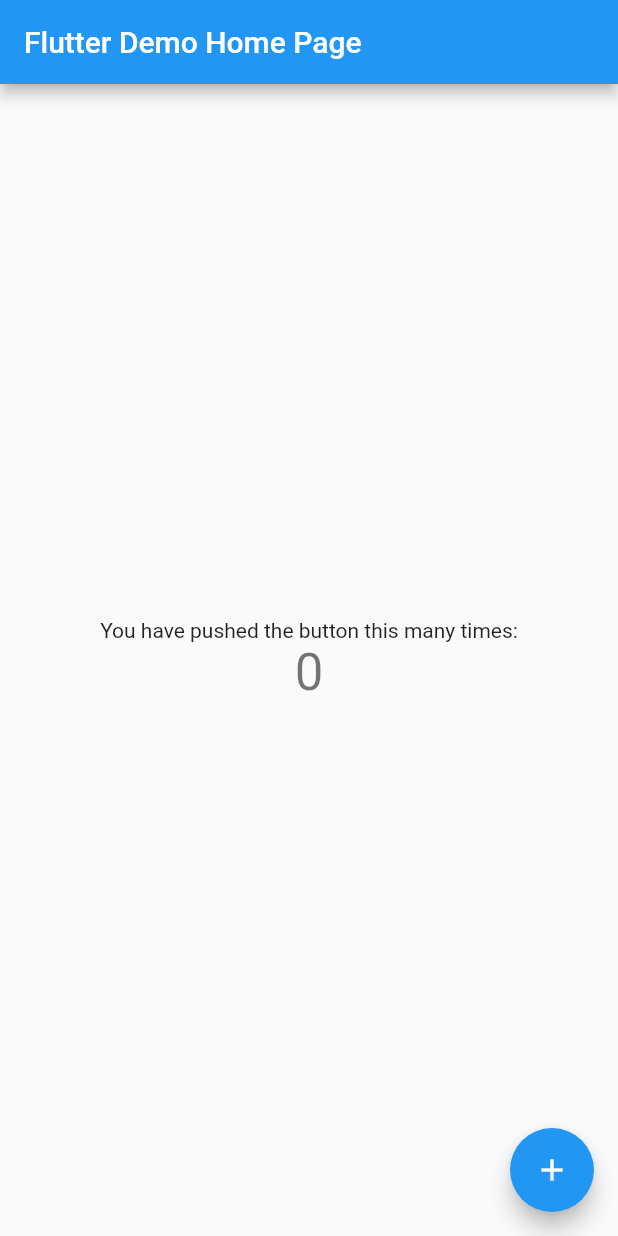
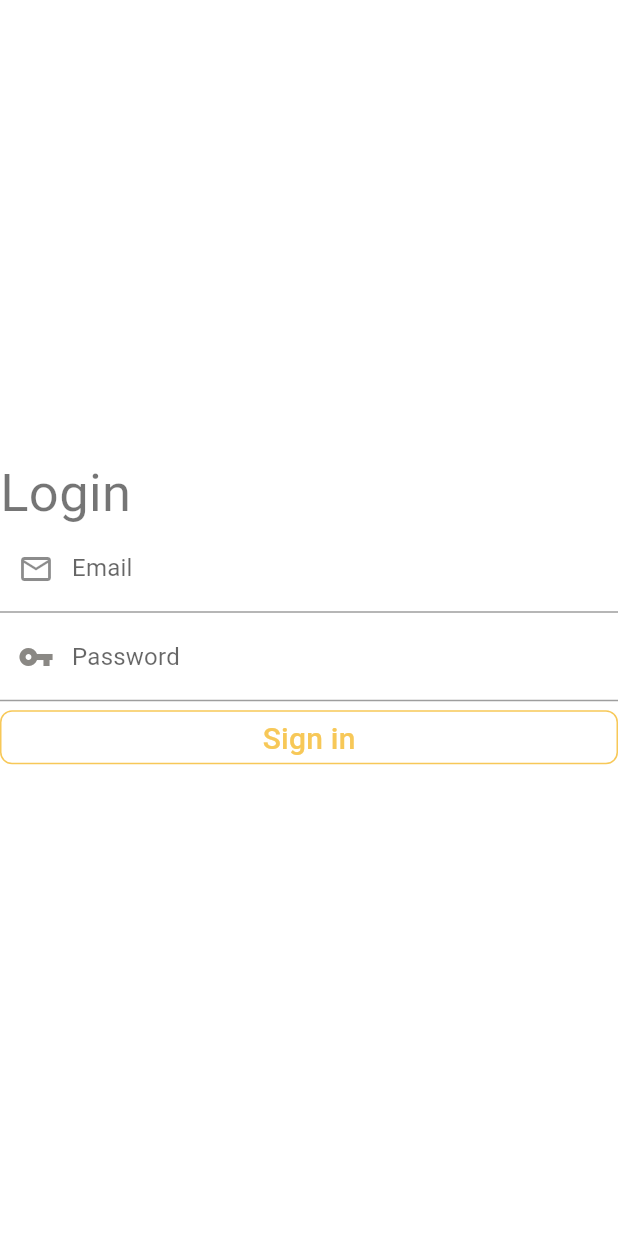
Before and after one commit to Find-Hackathon/Find-Hackathon-, a Flutter app: the screen it shows after launch, on a phone screen of 412 x 824 dp. Run offline on Flutter 3.47's test engine with Material 2 defaults, Android fonts, the phone set to English and light mode, and no system bars; our stand-ins replace easy_localization, google_fonts.

Commit message:
LoginViewModel added

```diff
--- /dev/null
+++ b/assets/lang/en-US.json
@@ -0,0 +1,5 @@
+{
+    "Login": "Login",
+    "DARK": "Dark",
+    "LIGHT": "Light"
+}
--- /dev/null
+++ b/assets/lang/tr-TR.json
@@ -0,0 +1,6 @@
+{
+    "Login": "Giris",
+    "DARK": "Siyah",
+    "LIGHT": "Acik"
+
+}
--- a/lib/Core/Extension/string_extension.dart
+++ b/lib/Core/Extension/string_extension.dart
@@ -2,4 +2,10 @@ import 'package:easy_localization/easy_localization.dart';
 
 extension StringExtension on String {
   String get locale => this.tr();
+
+  bool isValidEmail() {
+    return RegExp(
+            r'^(([^<>()[\]\\.,;:\s@\"]+(\.[^<>()[\]\\.,;:\s@\"]+)*)|(\".+\"))@((\[[0-9]{1,3}\.[0-9]{1,3}\.[0-9]{1,3}\.[0-9]{1,3}\])|(([a-zA-Z\-0-9]+\.)+[a-zA-Z]{2,}))$')
+        .hasMatch(this);
+  }
 }
--- a/lib/Core/Notifier/app_provider.dart
+++ b/lib/Core/Notifier/app_provider.dart
@@ -1,3 +1,4 @@
+import 'package:FindHackathon/Views/Login/login_view_model.dart';
 import 'package:provider/provider.dart';
 import 'package:provider/single_child_widget.dart';
 
@@ -16,5 +17,8 @@ class AppProvider {
     ChangeNotifierProvider(
       create: (context) => ThemeProvider(),
     ),
+    ChangeNotifierProvider(
+      create: (context) => LoginViewModel(),
+    ),
   ];
 }
--- /dev/null
+++ b/lib/Views/Login/login_view.dart
@@ -0,0 +1,96 @@
+import 'package:FindHackathon/Core/Extension/context_extension.dart';
+import 'package:FindHackathon/Core/Extension/string_extension.dart';
+import 'package:flutter/material.dart';
+import 'package:provider/provider.dart';
+
+import 'login_view_model.dart';
+
+class LoginView extends StatefulWidget {
+  @override
+  _LoginViewState createState() => _LoginViewState();
+}
+
+class _LoginViewState extends State<LoginView> {
+  LoginViewModel viewModel;
+
+  @override
+  Widget build(BuildContext context) {
+    viewModel = Provider.of<LoginViewModel>(context);
+    return Scaffold(
+      body: Column(
+        mainAxisSize: MainAxisSize.max,
+        children: [buildLoginForm()],
+      ),
+    );
+  }
+
+  Widget buildLoginForm() {
+    return Expanded(
+      child: Container(
+        color: context.theme.backgroundColor,
+        child: Container(
+          child: Form(
+            autovalidate: viewModel.validation,
+            key: viewModel.formKey,
+            child: Column(
+              mainAxisSize: MainAxisSize.max,
+              crossAxisAlignment: CrossAxisAlignment.stretch,
+              mainAxisAlignment: MainAxisAlignment.center,
+              children: [
+                Text(
+                  "Login".locale,
+                  style: Theme.of(context).textTheme.headline4,
+                ),
+                TextFormField(
+                  keyboardType: TextInputType.emailAddress,
+                  validator: (value) =>
+                      value.isValidEmail() ? null : "Invalid email",
+                  onChanged: (value) {
+                    viewModel.email = value;
+                  },
+                  decoration: InputDecoration(
+                    labelText: "Email",
+                    prefixIcon: Icon(Icons.mail_outline),
+                  ),
+                ),
+                TextFormField(
+                  keyboardType: TextInputType.visiblePassword,
+                  obscureText: true,
+                  onChanged: (value) => viewModel.password = value,
+                  validator: (value) =>
+                      value.length > 6 ? null : "at least 6 characters",
+                  decoration: InputDecoration(
+                      labelText: "Password",
+                      prefixIcon: Icon(
+                        Icons.vpn_key,
+                        color: context.theme.primaryColor,
+                      )),
+                ),
+                FlatButton(
+                  onPressed: () {
+                    if (viewModel.formKey.currentState.validate()) {
+                      print(viewModel.email + "   " + viewModel.password);
+                    } else {
+                      viewModel.validationChange(true);
+                    }
+                  },
+                  child: Text(
+                    "Sign in",
+                    style: context.textTheme.headline6
+                        .copyWith(color: context.theme.accentColor),
+                  ),
+                  shape: RoundedRectangleBorder(
+                    borderRadius: BorderRadius.circular(8),
+                    side: BorderSide(
+                      color: context.theme.accentColor,
+                    ),
+                  ),
+                ),
+              ],
+            ),
+          ),
+        ),
+      ),
+    );
+  }
+}
--- /dev/null
+++ b/lib/Views/Login/login_view_model.dart
@@ -0,0 +1,17 @@
+import 'package:FindHackathon/Core/Base/base_view_model.dart';
+import 'package:flutter/material.dart';
+
+class LoginViewModel extends BaseViewModel {
+  String email, password;
+  bool validation = false;
+  final _formKey = GlobalKey<FormState>();
+
+  validationChange(bool val) {
+    validation = val;
+    notifyListeners();
+  }
+
+  get formKey => _formKey;
+  @override
+  void init() {}
+}
--- a/lib/main.dart
+++ b/lib/main.dart
@@ -1,117 +1,35 @@
+import 'package:easy_localization/easy_localization.dart';
 import 'package:flutter/material.dart';
+import 'package:provider/provider.dart';
+
+import 'Core/Notifier/app_provider.dart';
+import 'Core/Notifier/theme_provider.dart';
+import 'Core/Service/Localization/language_service.dart';
+import 'Core/Service/Navigation/navigation_service.dart';
+import 'Views/Login/login_view.dart';
 
 void main() {
-  runApp(MyApp());
+  runApp(
+    EasyLocalization(
+        path: LanguageService.path,
+        saveLocale: true,
+        supportedLocales: LanguageService.instance.locales,
+        child: MultiProvider(
+            providers: AppProvider.instance.providers, child: MyApp())),
+  );
 }
 
 class MyApp extends StatelessWidget {
-  // This widget is the root of your application.
   @override
   Widget build(BuildContext context) {
     return MaterialApp(
       title: 'Flutter Demo',
-      theme: ThemeData(
-        // This is the theme of your application.
-        //
-        // Try running your application with "flutter run". You'll see the
-        // application has a blue toolbar. Then, without quitting the app, try
-        // changing the primarySwatch below to Colors.green and then invoke
-        // "hot reload" (press "r" in the console where you ran "flutter run",
-        // or simply save your changes to "hot reload" in a Flutter IDE).
-        // Notice that the counter didn't reset back to zero; the application
-        // is not restarted.
-        primarySwatch: Colors.blue,
-        // This makes the visual density adapt to the platform that you run
-        // the app on. For desktop platforms, the controls will be smaller and
-        // closer together (more dense) than on mobile platforms.
-        visualDensity: VisualDensity.adaptivePlatformDensity,
-      ),
-      home: MyHomePage(title: 'Flutter Demo Home Page'),
+      localizationsDelegates: context.localizationDelegates,
+      supportedLocales: context.supportedLocales,
+      locale: context.locale,
+      navigatorKey: NavigatorService.instance.navigatorKey,
+      theme: Provider.of<ThemeProvider>(context).getTheme,
+      home: LoginView(),
     );
   }
 }
-
-class MyHomePage extends StatefulWidget {
-  MyHomePage({Key key, this.title}) : super(key: key);
-
-  // This widget is the home page of your application. It is stateful, meaning
-  // that it has a State object (defined below) that contains fields that affect
-  // how it looks.
-
-  // This class is the configuration for the state. It holds the values (in this
-  // case the title) provided by the parent (in this case the App widget) and
-  // used by the build method of the State. Fields in a Widget subclass are
-  // always marked "final".
-
-  final String title;
-
-  @override
-  _MyHomePageState createState() => _MyHomePageState();
-}
-
-class _MyHomePageState extends State<MyHomePage> {
-  int _counter = 0;
-
-  void _incrementCounter() {
-    setState(() {
-      // This call to setState tells the Flutter framework that something has
-      // changed in this State, which causes it to rerun the build method below
-      // so that the display can reflect the updated values. If we changed
-      // _counter without calling setState(), then the build method would not be
-      // called again, and so nothing would appear to happen.
-      _counter++;
-    });
-  }
-
-  @override
-  Widget build(BuildContext context) {
-    // This method is rerun every time setState is called, for instance as done
-    // by the _incrementCounter method above.
-    //
-    // The Flutter framework has been optimized to make rerunning build methods
-    // fast, so that you can just rebuild anything that needs updating rather
-    // than having to individually change instances of widgets.
-    return Scaffold(
-      appBar: AppBar(
-        // Here we take the value from the MyHomePage object that was created by
-        // the App.build method, and use it to set our appbar title.
-        title: Text(widget.title),
-      ),
-      body: Center(
-        // Center is a layout widget. It takes a single child and positions it
-        // in the middle of the parent.
-        child: Column(
-          // Column is also a layout widget. It takes a list of children and
-          // arranges them vertically. By default, it sizes itself to fit its
-          // children horizontally, and tries to be as tall as its parent.
-          //
-          // Invoke "debug painting" (press "p" in the console, choose the
-          // "Toggle Debug Paint" action from the Flutter Inspector in Android
-          // Studio, or the "Toggle Debug Paint" command in Visual Studio Code)
-          // to see the wireframe for each widget.
-          //
-          // Column has various properties to control how it sizes itself and
-          // how it positions its children. Here we use mainAxisAlignment to
-          // center the children vertically; the main axis here is the vertical
-          // axis because Columns are vertical (the cross axis would be
-          // horizontal).
-          mainAxisAlignment: MainAxisAlignment.center,
-          children: <Widget>[
-            Text(
-              'You have pushed the button this many times:',
-            ),
-            Text(
-              '$_counter',
-              style: Theme.of(context).textTheme.headline4,
-            ),
-          ],
-        ),
-      ),
-      floatingActionButton: FloatingActionButton(
-        onPressed: _incrementCounter,
-        tooltip: 'Increment',
-        child: Icon(Icons.add),
-      ), // This trailing comma makes auto-formatting nicer for build methods.
-    );
-  }
-}
--- a/pubspec.yaml
+++ b/pubspec.yaml
@@ -49,7 +49,8 @@ flutter:
   uses-material-design: true
 
   # To add assets to your application, add an assets section, like this:
-  # assets:
+  assets:
+    - assets/lang/
   #   - images/a_dot_burr.jpeg
   #   - images/a_dot_ham.jpeg
 
```
Also changed, not shown: 1 other file.
